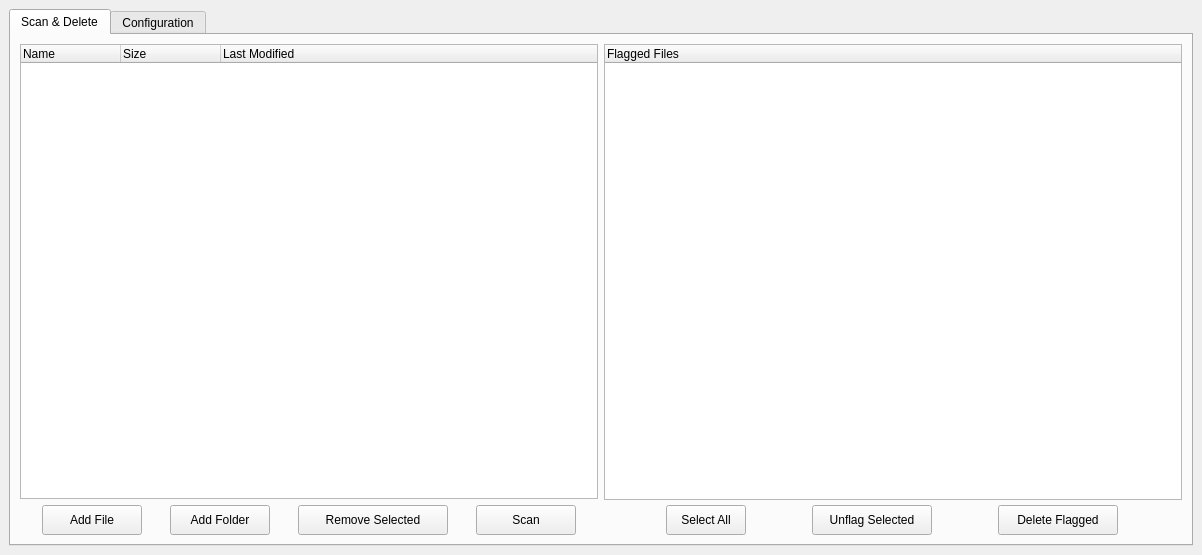
First picture: the form in src/mainwindow.ui, repository Olafseisler/sensitive-data-deleter, before the edit.
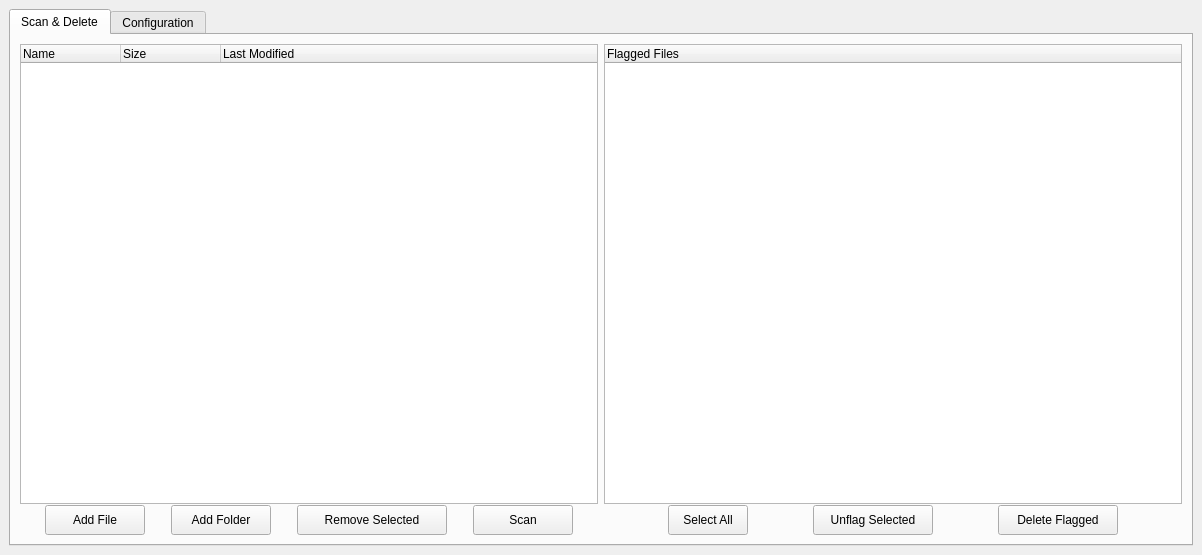
Second picture: the form after the edit. The open tabs and pages were chosen to show the change.

What changed in the file:
```diff
--- a/src/mainwindow.ui
+++ b/src/mainwindow.ui
@@ -40,7 +40,10 @@
         <item>
          <layout class="QHBoxLayout" name="horizontalLayout_4">
           <item>
-           <layout class="QVBoxLayout" name="verticalLayout_3">
+           <layout class="QVBoxLayout" name="verticalLayout_3" stretch="0,0">
+            <property name="spacing">
+             <number>1</number>
+            </property>
             <item>
              <widget class="QTreeWidget" name="fileTreeWidget">
               <property name="sizePolicy">
@@ -88,6 +91,9 @@
             </item>
             <item>
              <layout class="QHBoxLayout" name="horizontalLayout_2">
+              <property name="spacing">
+               <number>1</number>
+              </property>
               <item>
                <widget class="QPushButton" name="addFileButton">
                 <property name="sizePolicy">
@@ -247,7 +253,7 @@
               <property name="sizeHint" stdset="0">
                <size>
                 <width>20</width>
-                <height>4</height>
+                <height>0</height>
                </size>
               </property>
              </spacer>
@@ -255,7 +261,7 @@
             <item>
              <layout class="QHBoxLayout" name="horizontalLayout_3">
               <property name="spacing">
-               <number>4</number>
+               <number>1</number>
               </property>
               <item>
                <widget class="QPushButton" name="selectAllFlaggedButton">
```
Left out of the diff: 2 changed lines with no effect on the pictures.
